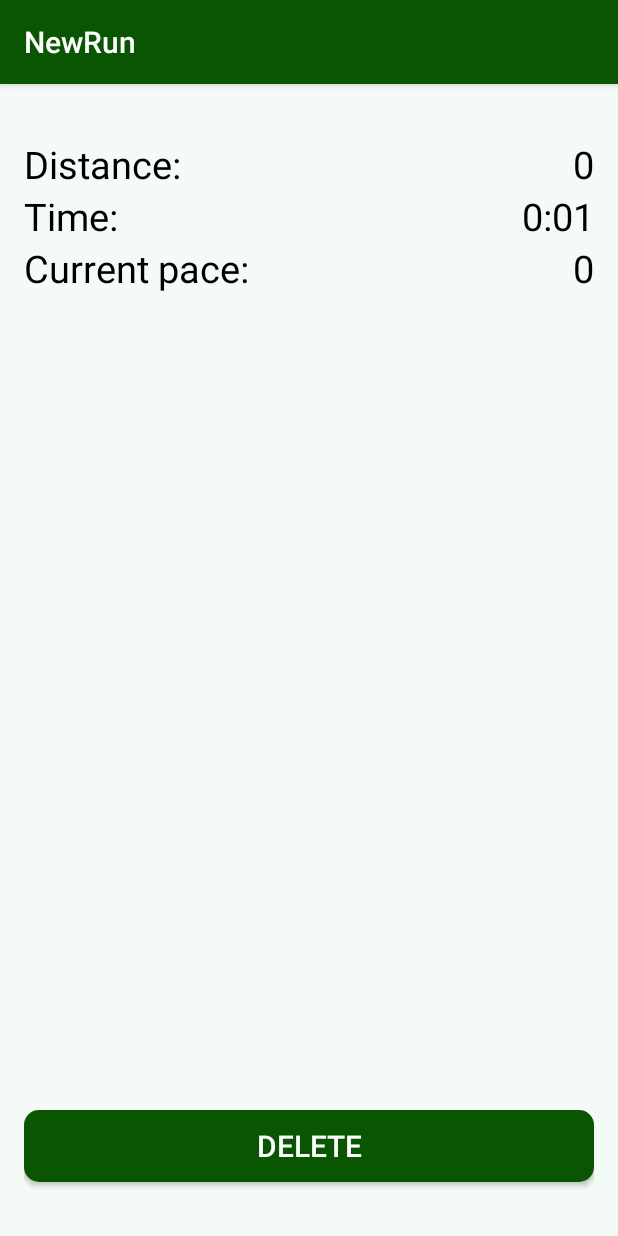
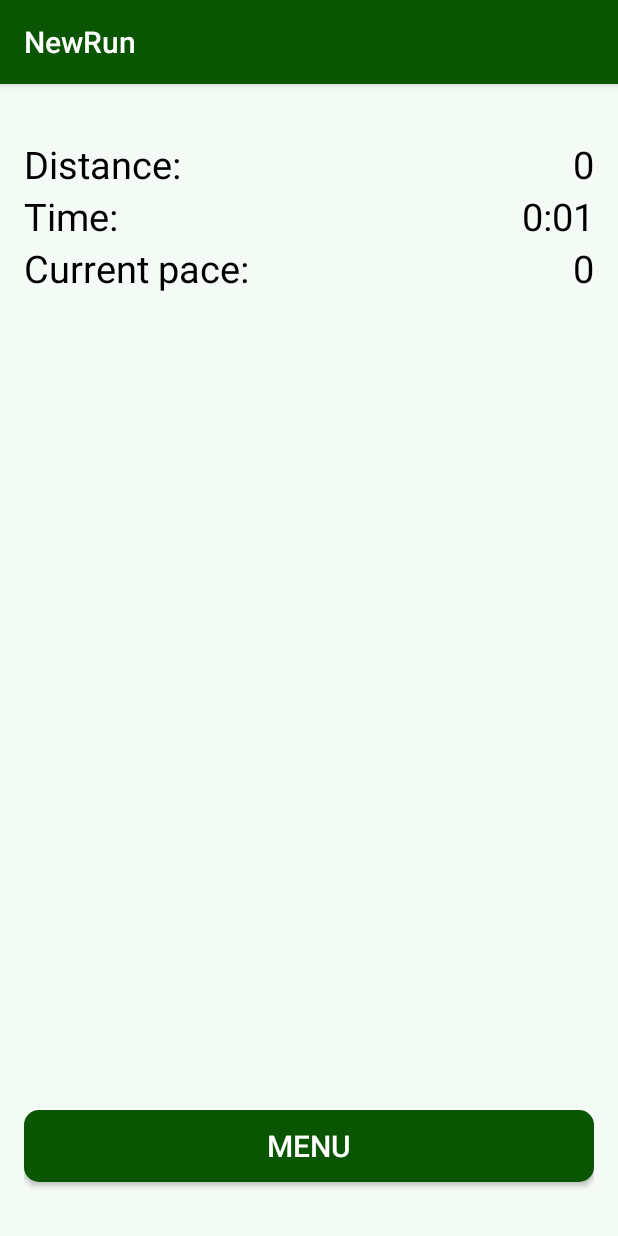
Before and after one commit to astrimagnussen/GhostRunner, an Android app: the NewRun screen opened directly, with no data from a screen before it, after a tap on "SAVE", on a phone screen of 412 x 824 dp. Run offline under Robolectric (Android 15) with nearby library versions, the light colour scheme and no system bars; 2 other taps on this screen came first.

Commit message:
fixat delete knapp samt farg

```diff
--- a/app/src/main/java/mycompany/ghostrunner/NewRun.java
+++ b/app/src/main/java/mycompany/ghostrunner/NewRun.java
@@ -76,6 +76,7 @@ public class NewRun extends AppCompatActivity implements GoogleApiClient.Connect
     private Button stopBtn;
     private Button startBtn;
     private Button menuBtn;
+    private Button deleteBtn;
 
     //for time calc from http://stackoverflow.com/questions/4597690/android-timer-how
     private long startTime = 0;
@@ -129,12 +130,15 @@ public class NewRun extends AppCompatActivity implements GoogleApiClient.Connect
         stopBtn = (Button) findViewById(R.id.stopBtn);
         startBtn = (Button) findViewById(R.id.startBtn);
         menuBtn = (Button) findViewById(R.id.menuBtn);
+        deleteBtn = (Button) findViewById(R.id.deleteBtn);
 
         //Sets visibility for buttons
         saveBtn.setVisibility(View.GONE);
         stopBtn.setVisibility(View.GONE);
         startBtn.setVisibility(View.VISIBLE);
         menuBtn.setVisibility(View.GONE);
+        deleteBtn.setVisibility(View.GONE);
+
 
         //Creates locationRequests
         createLocationRequest();
@@ -277,7 +281,7 @@ public class NewRun extends AppCompatActivity implements GoogleApiClient.Connect
     // spara saker globalt
     public void stopRun(View view) {
         saveBtn.setVisibility(View.VISIBLE);
-        menuBtn.setVisibility(View.VISIBLE);
+        deleteBtn.setVisibility(View.VISIBLE);
         stopBtn.setVisibility(View.GONE);
         calculateRun= false;
 
@@ -312,6 +316,7 @@ public class NewRun extends AppCompatActivity implements GoogleApiClient.Connect
     //Spara till fil
     public void saveRun(View view){
         saveBtn.setVisibility(View.GONE);
+        deleteBtn.setVisibility(View.GONE);
         menuBtn.setVisibility(View.VISIBLE);
 
         date =  getDateTime();
@@ -332,7 +337,7 @@ public class NewRun extends AppCompatActivity implements GoogleApiClient.Connect
             fileOutputStream.write((date).getBytes());
 
             fileOutputStream.close();
-            Toast.makeText(getApplicationContext(), "Run saved", Toast.LENGTH_LONG).show();
+            Toast.makeText(getApplicationContext(), "Run saved", Toast.LENGTH_SHORT).show();
         } catch (FileNotFoundException e) {
             e.printStackTrace();
         } catch (IOException e){
@@ -340,6 +345,11 @@ public class NewRun extends AppCompatActivity implements GoogleApiClient.Connect
         }
         save.start();
 
+    }
+    public void afterDelete(View view){
+        Toast.makeText(getApplicationContext(), "Run deleted", Toast.LENGTH_SHORT).show();
+        Intent intent = new Intent(this, MainActivity.class);
+        startActivity(intent);
     }
 
     //Läser in från fil och visa stuff
--- a/app/src/main/res/layout/content_new_run.xml
+++ b/app/src/main/res/layout/content_new_run.xml
@@ -110,11 +110,12 @@
         <Button android:id="@+id/saveRunBtn"
             android:layout_width="match_parent"
             android:layout_height="wrap_content"
-            android:layout_above="@+id/menuBtn"
+            android:layout_above="@+id/deleteBtn"
             android:text="@string/save_btn"
             android:onClick="saveRun"
             android:buttonStyle="@style/myButtons"
             android:layout_marginBottom="20dip"
+            android:background="@color/colorSaveBtn"
             />
 
         <Button android:id="@+id/menuBtn"
@@ -126,6 +127,16 @@
             android:buttonStyle="@style/myButtons"
             android:layout_marginBottom="20dip"
             />
+        <Button android:id="@+id/deleteBtn"
+            android:layout_width="match_parent"
+            android:layout_height="wrap_content"
+            android:text="@string/delete_btn"
+            android:onClick="afterDelete"
+            android:layout_alignParentBottom="true"
+            android:buttonStyle="@style/myButtons"
+            android:layout_marginBottom="20dip"
+            android:background="@color/colorDeleteBtn"
+            />
 
 
 
--- a/app/src/main/res/values/colors.xml
+++ b/app/src/main/res/values/colors.xml
@@ -3,6 +3,8 @@
     <color name="colorPrimary">#3F51B5</color>
     <color name="colorStatusBar">#06320b</color>
     <color name="colorAccent">#FF4081</color>
+    <color name="colorSaveBtn">#48c1f1</color>
+    <color name="colorDeleteBtn">#e12326</color>
 
     <color name="colorActionBar">#095501</color>
     <color name="colorWindowBackground">#f4faf5</color>
--- a/app/src/main/res/values/strings.xml
+++ b/app/src/main/res/values/strings.xml
@@ -6,7 +6,8 @@
     <string name="start_btn">Start</string>
     <string name="stop_btn">Stop</string>
     <string name="save_btn">Save</string>
-    <string name="menu_btn">Delete</string>
+    <string name="menu_btn">Menu</string>
+    <string name="delete_btn">Delete</string>
     <string name="title_activity_ghost_run">GhostRun</string>
     <string name="distance_title">Distance: </string>
     <string name="time_title">Time: </string>
```
